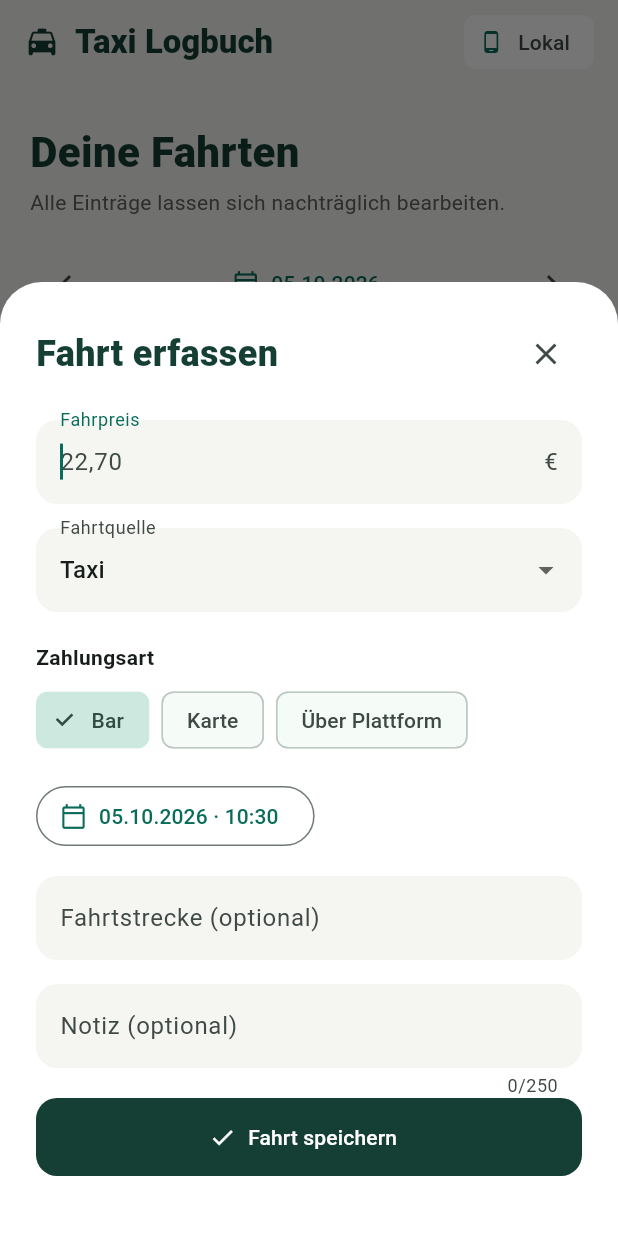
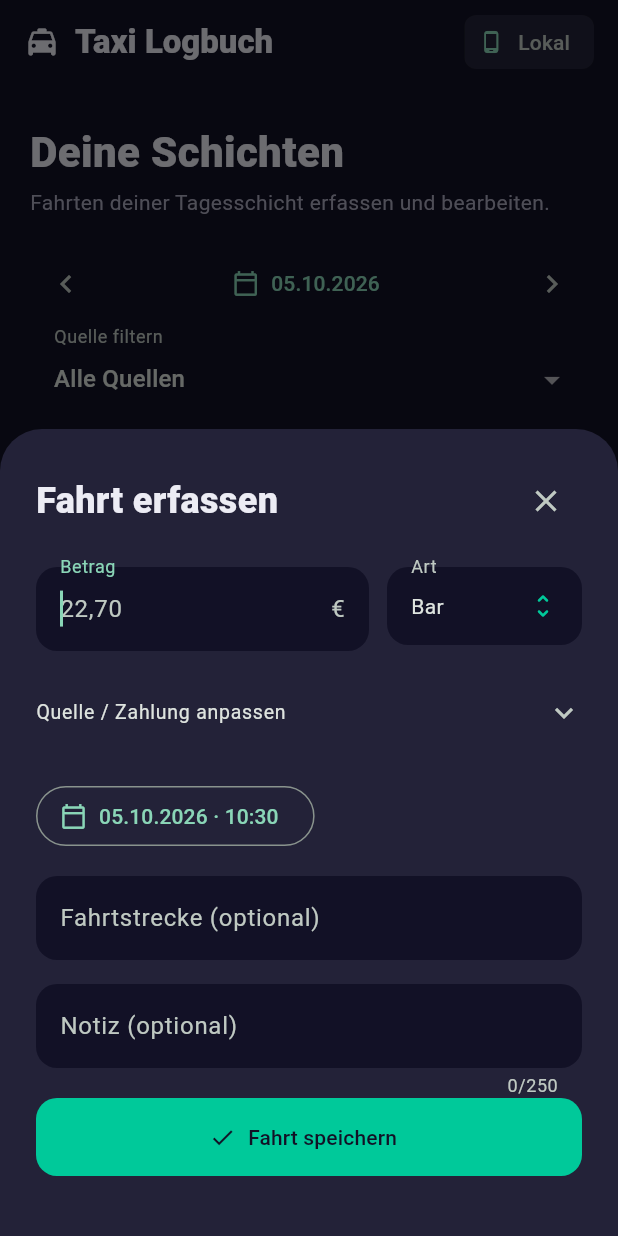
Before and after one commit to Rezatajali/taxi-logbook, a Flutter app: the screen it shows after launch, item 2 of the bottom bar chosen, after a tap on "Fahrt erfassen", on a phone screen of 412 x 824 dp. Run offline on Flutter 3.47's test engine with Material 3 defaults, Android fonts, the phone set to English and light mode, and no system bars; our stand-ins replace shared_preferences.

Commit message:
Add dark dashboard and fare-type wheel beside amount in Schichten

```diff
--- a/lib/logbook.dart
+++ b/lib/logbook.dart
@@ -1,11 +1,32 @@
 enum PaymentMethod {
   cash('Bar'),
   card('Karte'),
-  platform('Über Plattform');
+  platform('Über Plattform'),
+  invoice('Rechnung');
 
   const PaymentMethod(this.label);
   final String label;
 }
+
+// Quick choices combine source/payment for fast entry, while records still
+// retain the two independent fields for accurate cash and platform reports.
+class FareType {
+  const FareType(this.label, this.source, this.payment);
+  final String label;
+  final String source;
+  final PaymentMethod payment;
+  bool matches(String source, PaymentMethod payment) =>
+      this.source == source && this.payment == payment;
+}
+
+const fareTypes = [
+  FareType('Bar', 'Taxi', PaymentMethod.cash),
+  FareType('Uber', 'Uber', PaymentMethod.platform),
+  FareType('Karte', 'Taxi', PaymentMethod.card),
+  FareType('Rechnung', 'Taxi', PaymentMethod.invoice),
+  FareType('Bolt', 'Bolt', PaymentMethod.platform),
+  FareType('FREENOW', 'FREENOW', PaymentMethod.platform),
+];
 
 // Store money as whole cents. Never add currency using floating point.
 int? parseCents(String input) {
--- a/lib/main.dart
+++ b/lib/main.dart
@@ -1,4 +1,5 @@
 import 'package:flutter/material.dart';
+import 'package:flutter/cupertino.dart';
 import 'package:flutter/services.dart';
 import 'package:flutter_localizations/flutter_localizations.dart';
 import 'package:intl/intl.dart';
@@ -6,9 +7,12 @@ import 'package:shared_preferences/shared_preferences.dart';
 import 'logbook.dart';
 import 'store.dart';
 
-const ink = Color(0xFF153E35);
+const ink = Color(0xFFECECF4);
 const accent = Color(0xFFF3C45D);
-const canvas = Color(0xFFF5F6F2);
+const canvas = Color(0xFF121126);
+const surface = Color(0xFF232238);
+const primary = Color(0xFF00C99A);
+const muted = Color(0xFFABAABE);
 final euro = NumberFormat.currency(locale: 'de_DE', symbol: '€');
 String money(num cents) => euro.format(cents / 100);
 String km(double value) => NumberFormat('0.0', 'de_DE').format(value);
@@ -60,7 +64,7 @@ class LogbookApp extends StatelessWidget {
         localizationsDelegates: GlobalMaterialLocalizations.delegates,
         theme: ThemeData(
           useMaterial3: true,
-          colorScheme: ColorScheme.fromSeed(seedColor: ink),
+          colorScheme: ColorScheme.fromSeed(seedColor: primary, brightness: Brightness.dark),
           scaffoldBackgroundColor: canvas,
           appBarTheme: const AppBarTheme(
             backgroundColor: canvas,
@@ -77,8 +81,8 @@ class LogbookApp extends StatelessWidget {
           ),
           filledButtonTheme: FilledButtonThemeData(
             style: FilledButton.styleFrom(
-              backgroundColor: ink,
-              foregroundColor: Colors.white,
+              backgroundColor: primary,
+              foregroundColor: canvas,
               minimumSize: const Size(0, 52),
               shape: RoundedRectangleBorder(
                 borderRadius: BorderRadius.circular(14),
@@ -112,7 +116,7 @@ class _LogbookHomeState extends State<LogbookHome> {
       context: context,
       isScrollControlled: true,
       useSafeArea: true,
-      backgroundColor: Colors.white,
+      backgroundColor: surface,
       constraints: const BoxConstraints(maxWidth: 640),
       builder: (_) => TripEditor(store: widget.store, trip: trip),
     );
@@ -136,7 +140,7 @@ class _LogbookHomeState extends State<LogbookHome> {
                   avatar: const Icon(Icons.phone_android, size: 16),
                   label: const Text('Lokal'),
                   side: BorderSide.none,
-                  backgroundColor: Colors.white,
+                  backgroundColor: surface,
                 ),
               ),
             ],
@@ -162,20 +166,22 @@ class _LogbookHomeState extends State<LogbookHome> {
               : FloatingActionButton.extended(
                   onPressed: widget.store.saving ? null : () => editTrip(),
                   backgroundColor: accent,
-                  foregroundColor: ink,
+                  foregroundColor: canvas,
                   icon: const Icon(Icons.add),
                   label: const Text('Fahrt erfassen'),
                 ),
           bottomNavigationBar: NavigationBar(
+            backgroundColor: surface,
+            indicatorColor: accent.withValues(alpha: 0.18),
             selectedIndex: tab,
             onDestinationSelected: (value) => setState(() => tab = value),
             destinations: const [
               NavigationDestination(icon: Icon(Icons.space_dashboard_outlined),
-                  selectedIcon: Icon(Icons.space_dashboard), label: 'Heute'),
-              NavigationDestination(icon: Icon(Icons.receipt_long_outlined),
-                  selectedIcon: Icon(Icons.receipt_long), label: 'Fahrten'),
+                  selectedIcon: Icon(Icons.space_dashboard), label: 'Home'),
+              NavigationDestination(icon: Icon(Icons.local_taxi_outlined),
+                  selectedIcon: Icon(Icons.local_taxi), label: 'Schichten'),
               NavigationDestination(icon: Icon(Icons.bar_chart), label: 'Monat'),
-              NavigationDestination(icon: Icon(Icons.tune), label: 'Mehr'),
+              NavigationDestination(icon: Icon(Icons.person_outline), label: 'Profil'),
             ],
           ),
         ),
@@ -187,7 +193,7 @@ class _LogbookHomeState extends State<LogbookHome> {
           Text(text, style: const TextStyle(
               fontSize: 28, fontWeight: FontWeight.w800, color: ink)),
           const SizedBox(height: 4),
-          Text(subtitle, style: TextStyle(color: Colors.grey.shade700)),
+          Text(subtitle, style: const TextStyle(color: muted)),
         ]),
       );
 
@@ -195,7 +201,7 @@ class _LogbookHomeState extends State<LogbookHome> {
         width: double.infinity,
         padding: const EdgeInsets.all(24),
         decoration: BoxDecoration(
-          color: ink,
+          color: surface,
           borderRadius: BorderRadius.circular(24),
         ),
         child: Column(crossAxisAlignment: CrossAxisAlignment.start, children: [
@@ -219,9 +225,9 @@ class _LogbookHomeState extends State<LogbookHome> {
         margin: const EdgeInsets.only(top: 16),
         padding: const EdgeInsets.all(20),
         decoration: BoxDecoration(
-          color: Colors.white,
+          color: surface,
           borderRadius: BorderRadius.circular(20),
-          border: Border.all(color: const Color(0xFFE4E9E3)),
+          border: Border.all(color: const Color(0xFF38374E)),
         ),
         child: Column(crossAxisAlignment: CrossAxisAlignment.start, children: [
           Text(heading, style: const TextStyle(
@@ -242,7 +248,7 @@ class _LogbookHomeState extends State<LogbookHome> {
                 width: width,
                 padding: const EdgeInsets.all(16),
                 decoration: BoxDecoration(
-                  color: Colors.white,
+                  color: surface,
                   borderRadius: BorderRadius.circular(18),
                 ),
                 child: Column(crossAxisAlignment: CrossAxisAlignment.start,
@@ -252,8 +258,8 @@ class _LogbookHomeState extends State<LogbookHome> {
                   Text(value.$2, style: const TextStyle(
                       fontSize: 20, fontWeight: FontWeight.w800, color: ink)),
                   const SizedBox(height: 4),
-                  Text(value.$1, style: TextStyle(
-                      fontSize: 12, color: Colors.grey.shade700)),
+                  Text(value.$1, style: const TextStyle(
+                      fontSize: 12, color: muted)),
                 ]),
               ),
           ]);
@@ -282,7 +288,7 @@ class _LogbookHomeState extends State<LogbookHome> {
           padding: const EdgeInsets.only(top: 12),
           child: Text('€/km nur aus ${summary.tripsWithDistance} Fahrten mit '
               'Kilometerangabe. Leerfahrten sind nicht enthalten.',
-              style: TextStyle(fontSize: 12, color: Colors.grey.shade700)),
+              style: const TextStyle(fontSize: 12, color: muted)),
         ),
       panel('Zahlungsarten', breakdown({
         for (final entry in summary.byPayment.entries)
@@ -302,7 +308,7 @@ class _LogbookHomeState extends State<LogbookHome> {
           const SizedBox(height: 12),
           Text(heading, style: const TextStyle(fontWeight: FontWeight.w600)),
           const SizedBox(height: 6),
-          Text(detail, style: TextStyle(color: Colors.grey.shade700)),
+          Text(detail, style: const TextStyle(color: muted)),
         ]),
       );
 
@@ -321,7 +327,7 @@ class _LogbookHomeState extends State<LogbookHome> {
             child: LinearProgressIndicator(
               value: total == 0 ? 0 : entry.value / total,
               minHeight: 6,
-              color: ink,
+              color: primary,
               backgroundColor: canvas,
             ),
           ),
@@ -350,7 +356,7 @@ class _LogbookHomeState extends State<LogbookHome> {
         (paymentFilter == null || t.payment == paymentFilter)).toList()
       ..sort((a, b) => b.at.compareTo(a.at));
     return Column(crossAxisAlignment: CrossAxisAlignment.start, children: [
-      title('Deine Fahrten', 'Alle Einträge lassen sich nachträglich bearbeiten.'),
+      title('Deine Schichten', 'Fahrten deiner Tagesschicht erfassen und bearbeiten.'),
       Row(children: [
         IconButton(tooltip: 'Vorheriger Tag', icon: const Icon(Icons.chevron_left),
             onPressed: () => setState(() => day = DateTime(day.year, day.month, day.day - 1))),
@@ -542,7 +548,7 @@ class _DailyChartState extends State<DailyChart> {
                             ? 3 : (widget.values[i] / maximum * 145).clamp(3, 145).toDouble(),
                         decoration: BoxDecoration(
                           color: selected == i ? accent : widget.values[i] == 0
-                              ? const Color(0xFFE4E9E3) : ink,
+                              ? const Color(0xFF38374E) : primary,
                           borderRadius: BorderRadius.circular(5),
                         ),
                       ),
@@ -579,6 +585,34 @@ class _TripEditorState extends State<TripEditor> {
   late PaymentMethod payment;
   bool busy = false;
   String? error;
+
+  FareType get selectedType => fareTypes.firstWhere(
+      (type) => type.matches(source, payment),
+      orElse: () => FareType('$source · ${payment.label}', source, payment));
+
+  Future<void> chooseType() async {
+    FocusManager.instance.primaryFocus?.unfocus();
+    final current = selectedType;
+    final choices = [
+      ...fareTypes,
+      for (final name in widget.store.sources)
+        if (!fareTypes.any((type) => type.source == name))
+          FareType(name, name, PaymentMethod.platform),
+    ];
+    if (!choices.any((type) => type.matches(source, payment))) {
+      choices.add(current);
+    }
+    final index = choices.indexWhere((type) => type.matches(source, payment));
+    final picked = await showModalBottomSheet<FareType>(
+      context: context,
+      useSafeArea: true,
+      backgroundColor: surface,
+      builder: (_) => FareTypePicker(choices: choices, initialIndex: index < 0 ? 0 : index),
+    );
+    if (picked != null && mounted) {
+      setState(() { source = picked.source; payment = picked.payment; });
+    }
+  }
 
   @override
   void initState() {
@@ -665,32 +699,57 @@ class _TripEditorState extends State<TripEditor> {
                   icon: const Icon(Icons.close)),
             ]),
             const SizedBox(height: 20),
-            TextFormField(
+            Row(crossAxisAlignment: CrossAxisAlignment.start, children: [
+              Expanded(child: TextFormField(
                 key: const Key('amount'),
                 controller: amount,
                 autofocus: true,
                 enabled: !busy,
                 keyboardType: const TextInputType.numberWithOptions(decimal: true),
-              decoration: const InputDecoration(labelText: 'Fahrpreis', suffixText: '€', hintText: '22,70'),
+                decoration: const InputDecoration(labelText: 'Betrag', suffixText: '€', hintText: '22,70'),
                 validator: (v) => parseCents(v ?? '') == null
-                  ? 'Betrag größer als 0, mit höchstens 2 Nachkommastellen.' : null,
+                    ? 'Betrag größer als 0; maximal 2 Nachkommastellen.' : null,
+              )),
+              const SizedBox(width: 12),
+              SizedBox(width: 130, child: InkWell(
+                key: const Key('fare-type-button'),
+                onTap: busy ? null : chooseType,
+                borderRadius: BorderRadius.circular(14),
+                child: InputDecorator(
+                  decoration: const InputDecoration(labelText: 'Art'),
+                  child: Row(children: [
+                    Expanded(child: Text(selectedType.label, overflow: TextOverflow.ellipsis)),
+                    const SizedBox(width: 4),
+                    const Icon(Icons.unfold_more_rounded, size: 20, color: primary),
+                  ]),
                 ),
-            const SizedBox(height: 16),
+              )),
+            ]),
+            const SizedBox(height: 12),
+            Theme(
+              data: Theme.of(context).copyWith(dividerColor: Colors.transparent),
+              child: ExpansionTile(
+                title: const Text('Quelle / Zahlung anpassen', style: TextStyle(fontSize: 13)),
+                tilePadding: EdgeInsets.zero,
+                childrenPadding: const EdgeInsets.only(bottom: 12),
+                children: [
                   DropdownButtonFormField<String>(
+                    key: ValueKey(source),
                     initialValue: source,
                     isExpanded: true,
                     decoration: const InputDecoration(labelText: 'Fahrtquelle'),
                     items: widget.store.sources.map((s) => DropdownMenuItem(value: s, child: Text(s))).toList(),
                     onChanged: busy ? null : (value) => setState(() => source = value!),
                   ),
-            const SizedBox(height: 20),
-            const Text('Zahlungsart', style: TextStyle(fontWeight: FontWeight.w600)),
-            const SizedBox(height: 8),
+                  const SizedBox(height: 12),
                   Wrap(spacing: 8, runSpacing: 8, children: [
                     for (final method in PaymentMethod.values)
                       ChoiceChip(label: Text(method.label), selected: payment == method,
                           onSelected: busy ? null : (_) => setState(() => payment = method)),
                   ]),
+                ],
+              ),
+            ),
             const SizedBox(height: 16),
             OutlinedButton.icon(
               icon: const Icon(Icons.calendar_today_outlined),
@@ -741,3 +800,58 @@ class _TripEditorState extends State<TripEditor> {
     ),
   );
 }
+
+class FareTypePicker extends StatefulWidget {
+  const FareTypePicker({super.key, required this.choices, required this.initialIndex});
+  final List<FareType> choices;
+  final int initialIndex;
+  @override
+  State<FareTypePicker> createState() => _FareTypePickerState();
+}
+
+class _FareTypePickerState extends State<FareTypePicker> {
+  late int index;
+  late final FixedExtentScrollController controller;
+
+  @override
+  void initState() {
+    super.initState();
+    index = widget.initialIndex;
+    controller = FixedExtentScrollController(initialItem: index);
+  }
+
+  @override
+  void dispose() {
+    controller.dispose();
+    super.dispose();
+  }
+
+  @override
+  Widget build(BuildContext context) => SafeArea(
+    child: Padding(
+      padding: const EdgeInsets.fromLTRB(20, 12, 20, 20),
+      child: Column(mainAxisSize: MainAxisSize.min, children: [
+        Row(children: [
+          TextButton(onPressed: () => Navigator.pop(context), child: const Text('Abbrechen')),
+          const Expanded(child: Text('Art auswählen', textAlign: TextAlign.center,
+              style: TextStyle(fontWeight: FontWeight.w700))),
+          TextButton(key: const Key('apply-fare-type'),
+              onPressed: () => Navigator.pop(context, widget.choices[index]),
+              child: const Text('Fertig')),
+        ]),
+        const SizedBox(height: 8),
+        SizedBox(height: 210, child: CupertinoPicker(
+          key: const Key('fare-type-wheel'),
+          scrollController: controller,
+          itemExtent: 48,
+          useMagnifier: true,
+          magnification: 1.1,
+          onSelectedItemChanged: (value) => index = value,
+          children: widget.choices.map((type) => Center(child: Text(type.label,
+              maxLines: 1, overflow: TextOverflow.ellipsis,
+              style: const TextStyle(color: ink, fontSize: 21)))).toList(),
+        )),
+      ]),
+    ),
+  );
+}
```
Also changed, not shown: 3 other files. Lines whose indentation alone changed are shown as unchanged.
